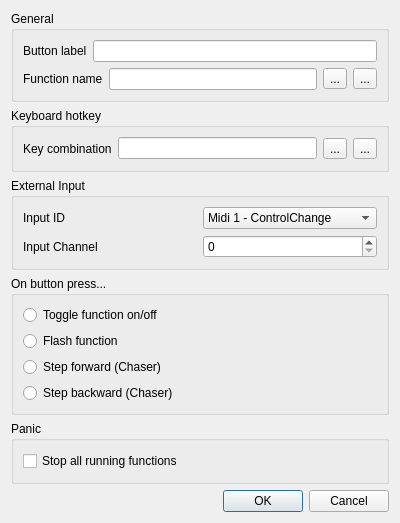
Old version of the form branches/qt4/main/src/vcbuttonproperties.ui in the repository Bondzio/qlc.
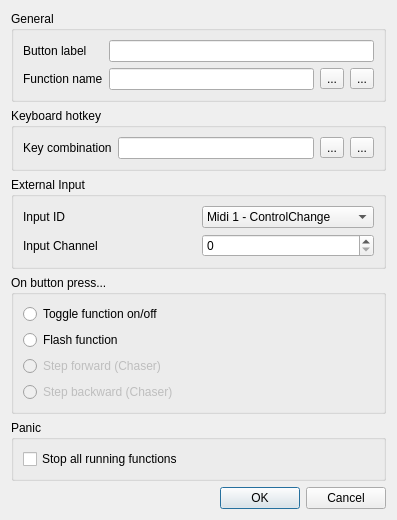
New version of the form.

Patch:
```diff
--- a/branches/qt4/main/src/vcbuttonproperties.ui
+++ b/branches/qt4/main/src/vcbuttonproperties.ui
@@ -5,8 +5,8 @@
    <rect>
     <x>0</x>
     <y>0</y>
-    <width>400</width>
-    <height>523</height>
+    <width>397</width>
+    <height>520</height>
    </rect>
   </property>
   <property name="windowTitle" >
@@ -18,45 +18,39 @@
      <property name="title" >
       <string>General</string>
      </property>
-     <layout class="QVBoxLayout" >
-      <item>
-       <layout class="QHBoxLayout" >
-        <item>
+     <layout class="QGridLayout" >
+      <item row="0" column="0" >
          <widget class="QLabel" name="m_nameLabel" >
           <property name="text" >
            <string>Button label</string>
           </property>
          </widget>
         </item>
-        <item>
+      <item row="0" column="1" colspan="3" >
          <widget class="QLineEdit" name="m_nameEdit" />
         </item>
-       </layout>
-      </item>
-      <item>
-       <layout class="QHBoxLayout" >
-        <item>
+      <item row="1" column="0" >
          <widget class="QLabel" name="m_functionLabel" >
           <property name="text" >
            <string>Function name</string>
           </property>
          </widget>
         </item>
-        <item>
+      <item row="1" column="1" >
          <widget class="QLineEdit" name="m_functionEdit" >
           <property name="readOnly" >
            <bool>true</bool>
           </property>
          </widget>
         </item>
-        <item>
+      <item row="1" column="2" >
          <widget class="QToolButton" name="m_attachFunction" >
           <property name="text" >
            <string>...</string>
           </property>
          </widget>
         </item>
-        <item>
+      <item row="1" column="3" >
          <widget class="QToolButton" name="m_detachFunction" >
           <property name="text" >
            <string>...</string>
@@ -64,8 +58,6 @@
          </widget>
         </item>
        </layout>
-      </item>
-     </layout>
     </widget>
    </item>
    <item>
@@ -162,6 +154,9 @@
       </item>
       <item>
        <widget class="QRadioButton" name="m_forward" >
+        <property name="enabled" >
+         <bool>false</bool>
+        </property>
         <property name="text" >
          <string>Step forward (Chaser)</string>
         </property>
@@ -169,6 +164,9 @@
       </item>
       <item>
        <widget class="QRadioButton" name="m_backward" >
+        <property name="enabled" >
+         <bool>false</bool>
+        </property>
         <property name="text" >
          <string>Step backward (Chaser)</string>
         </property>
```
Left out of the diff: 2 changed lines with no effect on the pictures. Lines whose indentation alone changed are shown as unchanged.
